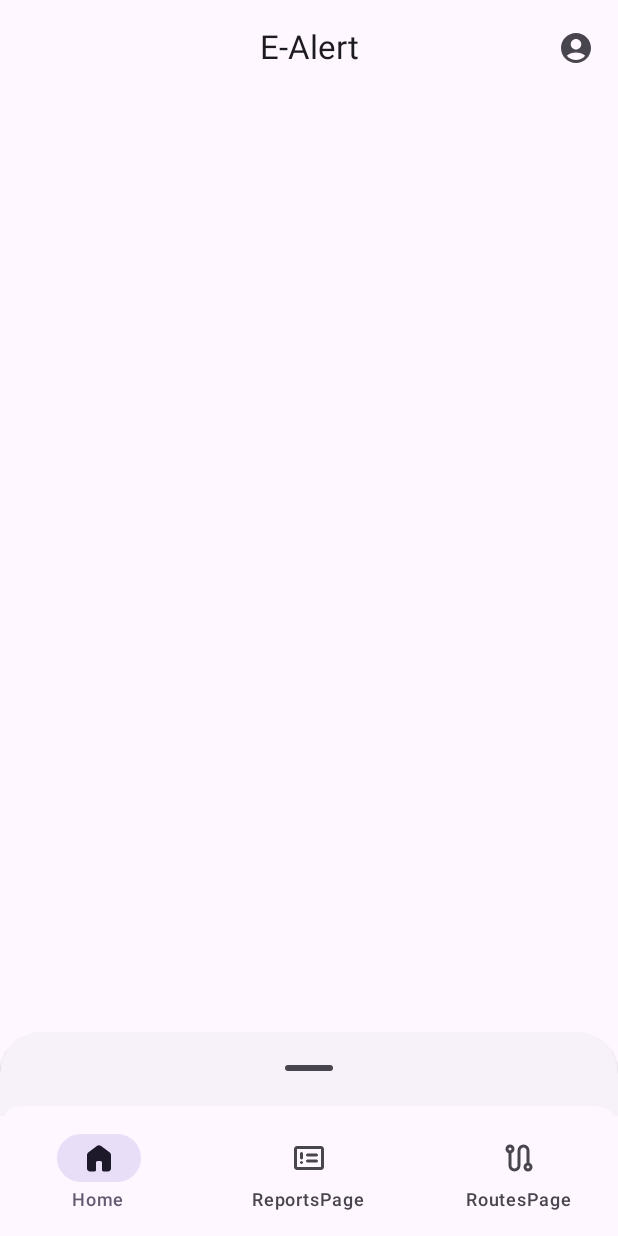
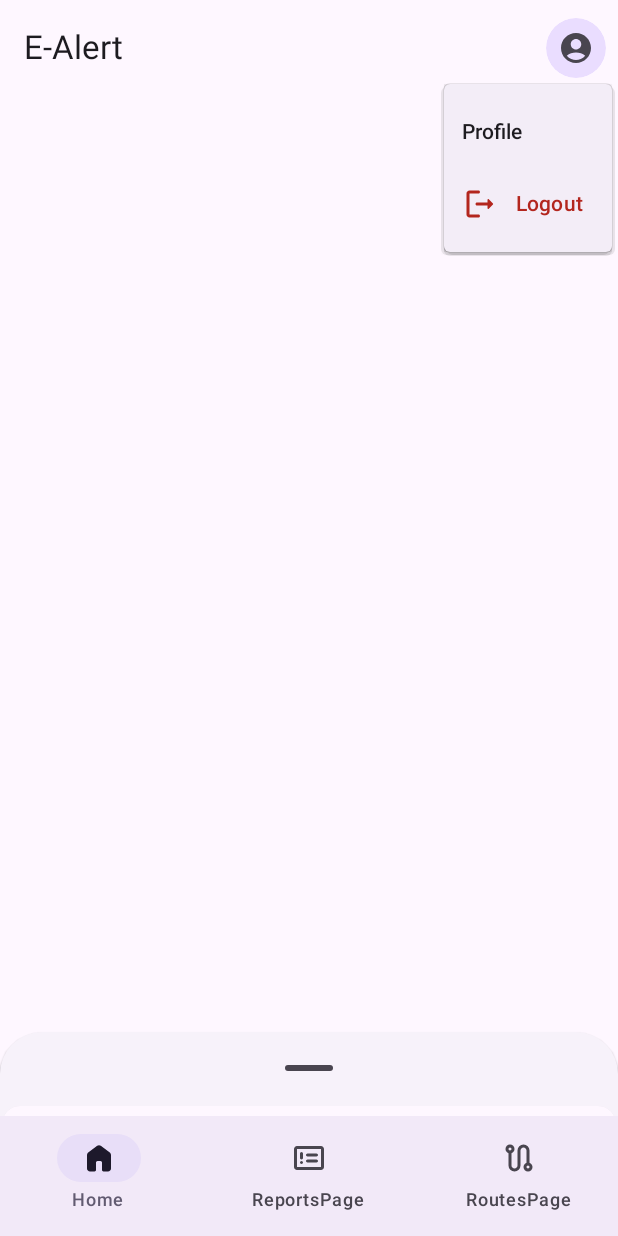
Before and after one commit to Jat2021/E-AlertMobile, an Android app built with Jetpack Compose: the composable MainScreen shown on its own in the app's theme, after a tap on "Profile", on a phone screen of 412 x 824 dp. Run offline under Robolectric (Android 15) with nearby library versions, the phone set to English and light mode, and no system bars.

Commit message:
Dropdown menu for account & Logout buttons added. [Navigation STILL WORK IN PROGRESS]

```diff
--- a/app/src/main/java/com/example/e_alert/BottomNavBar.kt
+++ b/app/src/main/java/com/example/e_alert/BottomNavBar.kt
@@ -5,6 +5,8 @@ import androidx.compose.material3.BadgedBox
 import androidx.compose.material3.ExperimentalMaterial3Api
 import androidx.compose.material3.Icon
 import androidx.compose.material3.MaterialTheme
+import androidx.compose.material3.MaterialTheme.colorScheme
+import androidx.compose.material3.MaterialTheme.typography
 import androidx.compose.material3.NavigationBar
 import androidx.compose.material3.NavigationBarItem
 import androidx.compose.material3.Text
@@ -14,6 +16,7 @@ import androidx.compose.runtime.mutableIntStateOf
 import androidx.compose.runtime.saveable.rememberSaveable
 import androidx.compose.runtime.setValue
 import androidx.compose.ui.res.painterResource
+import androidx.compose.ui.unit.dp
 import androidx.navigation.NavHostController
 
 @OptIn(ExperimentalMaterial3Api::class)
@@ -24,14 +27,15 @@ fun BottomNavBar (navController : NavHostController) {
     }
 
     NavigationBar (
-        containerColor = MaterialTheme.colorScheme.background
+        containerColor = colorScheme.surface,
+        tonalElevation = 3.dp
     ) {
         NavItems.forEachIndexed { index, item ->
             NavigationBarItem(
                 selected = selectedItemIndex == index,
                 onClick = {
                     selectedItemIndex = index
-                          navController.navigate(item.title)},
+                    navController.navigate(item.title)},
                 label = { Text(text = item.title) },
                 icon = {
                     BadgedBox(
--- a/app/src/main/java/com/example/e_alert/MainActivity.kt
+++ b/app/src/main/java/com/example/e_alert/MainActivity.kt
@@ -10,8 +10,8 @@ import androidx.compose.material3.Surface
 import androidx.compose.ui.Modifier
 import androidx.navigation.NavHostController
 import androidx.navigation.compose.rememberNavController
-import com.example.e_alert.reports.AddReport
-import com.example.e_alert.reports.ReportsPage
+import com.example.e_alert.main_screen.reports.AddReport
+import com.example.e_alert.main_screen.reports.ReportsPage
 import com.example.e_alert.ui.theme.EAlertTheme
 
 class MainActivity : ComponentActivity() {
@@ -21,6 +21,7 @@ class MainActivity : ComponentActivity() {
         super.onCreate(savedInstanceState)
         setContent {
             EAlertTheme {
+                navController = rememberNavController()
                 MainScreen(navController = navController)
             } //EAlertTheme
         } //setContent
--- a/app/src/main/java/com/example/e_alert/MainScreen.kt
+++ b/app/src/main/java/com/example/e_alert/MainScreen.kt
@@ -7,7 +7,7 @@ import androidx.compose.material3.Surface
 import androidx.compose.runtime.Composable
 import androidx.compose.ui.Modifier
 import androidx.navigation.NavHostController
-import androidx.navigation.compose.rememberNavController
+import com.example.e_alert.topbar.TopBar
 
 @Composable
 fun MainScreen (navController : NavHostController) {
--- a/app/src/main/java/com/example/e_alert/MainScreenNavGraph.kt
+++ b/app/src/main/java/com/example/e_alert/MainScreenNavGraph.kt
@@ -4,9 +4,9 @@ import androidx.compose.runtime.Composable
 import androidx.navigation.NavHostController
 import androidx.navigation.compose.NavHost
 import androidx.navigation.compose.composable
-import com.example.e_alert.home.HomePage
-import com.example.e_alert.reports.ReportsPage
-import com.example.e_alert.routes.RoutesPage
+import com.example.e_alert.main_screen.home.HomePage
+import com.example.e_alert.main_screen.reports.ReportsPage
+import com.example.e_alert.main_screen.routes.RoutesPage
 
 sealed class MainScreen (var route : String) {
     object HomePage : MainScreen("Home")
--- a/app/src/main/java/com/example/e_alert/ReportsViewModel.kt
+++ b/app/src/main/java/com/example/e_alert/ReportsViewModel.kt
@@ -1,6 +1,6 @@
 package com.example.e_alert
 
-import com.example.e_alert.reports.ReportData
+import com.example.e_alert.main_screen.reports.ReportData
 import java.sql.Timestamp
 
 class ReportsViewModel {
--- a/app/src/main/java/com/example/e_alert/home/HomePage.kt
+++ b/app/src/main/java/com/example/e_alert/main_screen/home/HomePage.kt
@@ -1,4 +1,4 @@
-package com.example.e_alert.home
+package com.example.e_alert.main_screen.home
 
 import androidx.compose.foundation.layout.Box
 import androidx.compose.foundation.layout.fillMaxWidth
--- a/app/src/main/java/com/example/e_alert/reports/AddReportForm.kt
+++ b/app/src/main/java/com/example/e_alert/main_screen/reports/AddReportForm.kt
@@ -1,4 +1,4 @@
-package com.example.e_alert.reports
+package com.example.e_alert.main_screen.reports
 
 import android.annotation.SuppressLint
 import android.net.Uri
--- a/app/src/main/java/com/example/e_alert/reports/Report.kt
+++ b/app/src/main/java/com/example/e_alert/main_screen/reports/Report.kt
@@ -1,4 +1,4 @@
-package com.example.e_alert.reports
+package com.example.e_alert.main_screen.reports
 
 import androidx.annotation.DrawableRes
 import androidx.compose.foundation.ExperimentalFoundationApi
--- a/app/src/main/java/com/example/e_alert/reports/ReportsPage.kt
+++ b/app/src/main/java/com/example/e_alert/main_screen/reports/ReportsPage.kt
@@ -1,4 +1,4 @@
-package com.example.e_alert.reports
+package com.example.e_alert.main_screen.reports
 
 import androidx.compose.foundation.layout.Arrangement
 import androidx.compose.foundation.lazy.LazyColumn
--- a/app/src/main/java/com/example/e_alert/reports/RetrieveReports.kt
+++ b/app/src/main/java/com/example/e_alert/main_screen/reports/RetrieveReports.kt
@@ -1,4 +1,4 @@
-package com.example.e_alert.reports
+package com.example.e_alert.main_screen.reports
 
 import androidx.annotation.DrawableRes
 import com.example.e_alert.R
--- a/app/src/main/java/com/example/e_alert/routes/RoutesPage.kt
+++ b/app/src/main/java/com/example/e_alert/main_screen/routes/RoutesPage.kt
@@ -1,4 +1,4 @@
-package com.example.e_alert.routes
+package com.example.e_alert.main_screen.routes
 
 import androidx.compose.runtime.Composable
 import androidx.compose.ui.Modifier
--- a/app/src/main/java/com/example/e_alert/TopBar.kt
+++ b/app/src/main/java/com/example/e_alert/topbar/TopBar.kt
@@ -1,30 +1,37 @@
-package com.example.e_alert
+package com.example.e_alert.topbar
 
 import android.annotation.SuppressLint
 import androidx.compose.material.icons.Icons
 import androidx.compose.material.icons.rounded.AccountCircle
-import androidx.compose.material3.CenterAlignedTopAppBar
+import androidx.compose.material3.TopAppBar
 import androidx.compose.material3.ExperimentalMaterial3Api
 import androidx.compose.material3.Icon
 import androidx.compose.material3.IconButton
+import androidx.compose.material3.IconButtonDefaults
 import androidx.compose.material3.Text
-import androidx.compose.material3.TopAppBarDefaults
+import androidx.compose.material3.MaterialTheme.colorScheme
 import androidx.compose.runtime.Composable
 
 @SuppressLint("UnusedMaterial3ScaffoldPaddingParameter")
 @OptIn(ExperimentalMaterial3Api::class)
 @Composable
 fun TopBar() {
-    val scrollBehavior = TopAppBarDefaults.enterAlwaysScrollBehavior()
-    CenterAlignedTopAppBar(
-        title = { Text(text = "E-Alert") },
+    TopAppBar(
+        title = { Text(
+            //fontFamily = , TODO: Use RobotoFlex font
+            text = "E-Alert") },
         actions = {
-            IconButton(onClick = { /*TODO*/ }) {
+            TopBarAccountMenu()
+            /*IconButton(
+                colors = IconButtonDefaults
+                    .iconButtonColors(containerColor = colorScheme.primaryContainer),
+                onClick = { *//*TODO*//* }
+            ) {
                 Icon(
                     imageVector = Icons.Rounded.AccountCircle,
                     contentDescription = "Profile"
                 )
-            }
+            } //IconButton*/
         } //actions
     )
 }
--- /dev/null
+++ b/app/src/main/java/com/example/e_alert/topbar/TopBarAccountMenu.kt
@@ -0,0 +1,61 @@
+package com.example.e_alert.topbar
+
+import androidx.compose.foundation.layout.Box
+import androidx.compose.material.icons.Icons
+import androidx.compose.material.icons.rounded.AccountCircle
+import androidx.compose.material.icons.rounded.Logout
+import androidx.compose.material3.DropdownMenu
+import androidx.compose.material3.DropdownMenuItem
+import androidx.compose.material3.Icon
+import androidx.compose.material3.IconButton
+import androidx.compose.material3.IconButtonDefaults
+import androidx.compose.material3.MaterialTheme
+import androidx.compose.material3.MaterialTheme.colorScheme
+import androidx.compose.material3.MenuDefaults
+import androidx.compose.material3.MenuItemColors
+import androidx.compose.material3.Text
+import androidx.compose.runtime.Composable
+import androidx.compose.runtime.getValue
+import androidx.compose.runtime.mutableStateOf
+import androidx.compose.runtime.remember
+import androidx.compose.runtime.setValue
+
+@Composable
+fun TopBarAccountMenu () {
+    var expanded by remember { mutableStateOf(false) }
+
+    Box {
+        IconButton(
+            colors = IconButtonDefaults
+                .iconButtonColors(containerColor = MaterialTheme.colorScheme.primaryContainer),
+            onClick = { expanded = true }
+        ) {
+            Icon(
+                imageVector = Icons.Rounded.AccountCircle,
+                contentDescription = "Profile"
+            )
+        } //IconButton
+        DropdownMenu(
+            expanded = expanded,
+            onDismissRequest = { expanded = false }
+        ) {
+            DropdownMenuItem(
+                text = { Text(text = "Profile") },
+                onClick = { /*TODO*/ }
+            )
+            DropdownMenuItem(
+                leadingIcon = {
+                    Icon(
+                        imageVector = Icons.Rounded.Logout,
+                        contentDescription = "Profile"
+                    ) },
+                text = { Text(text = "Logout") },
+                colors = MenuDefaults.itemColors(
+                    leadingIconColor = colorScheme.error,
+                    textColor = colorScheme.error
+                ),
+                onClick = { /*Firebase.auth.signout*/ }
+            )
+        }
+    } //Box
+} //TopBarAccountMenu
```
